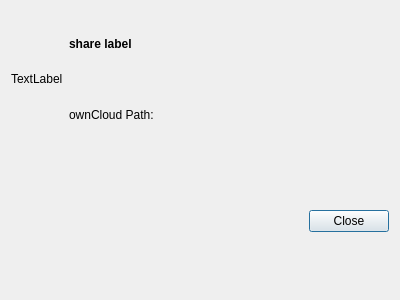
Old version of the form src/gui/sharedialog.ui in the repository nextcloud/desktop.
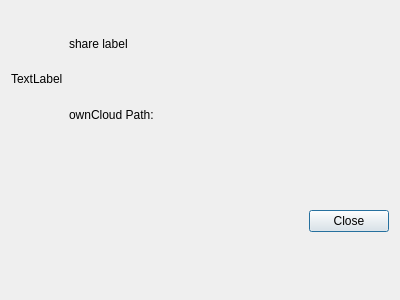
New version of the form.

Commit message: Share dialog: Adjust layout #4119

```diff
--- a/src/gui/sharedialog.ui
+++ b/src/gui/sharedialog.ui
@@ -24,12 +24,6 @@
          <verstretch>0</verstretch>
         </sizepolicy>
        </property>
-       <property name="font">
-        <font>
-         <weight>75</weight>
-         <bold>true</bold>
-        </font>
-       </property>
        <property name="text">
         <string>share label</string>
        </property>
```
The commit also changes 1 other file.
